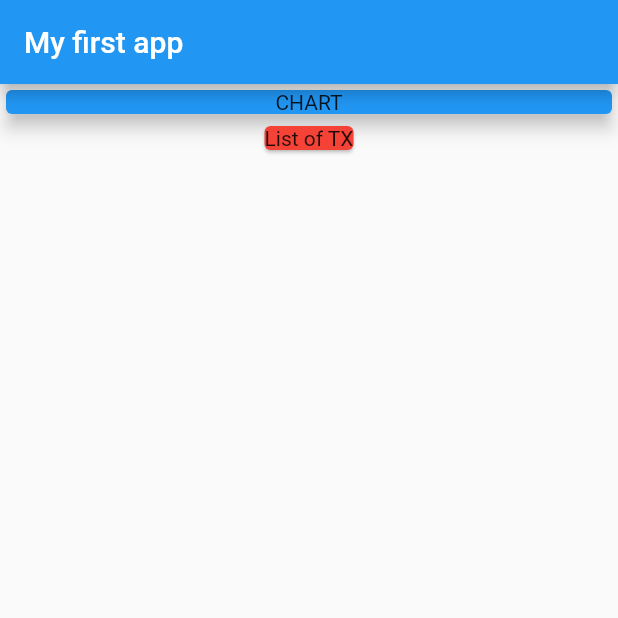
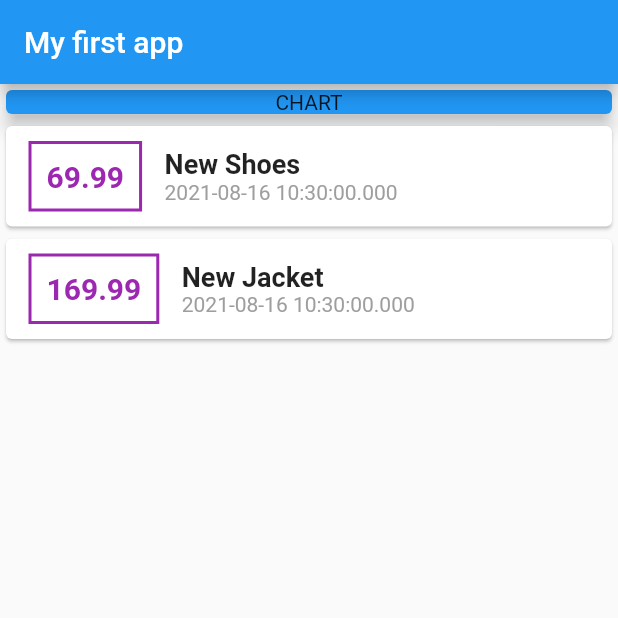
Before and after one commit to Sodment/flutter_expenses_app, a Flutter app: the screen it shows after launch, on a phone screen of 412 x 824 dp, the top half of it. Run offline on Flutter 3.47's test engine with Material 2 defaults, Android fonts, the phone set to English and light mode, and no system bars.

Commit message:
Add styling

```diff
--- a/lib/main.dart
+++ b/lib/main.dart
@@ -50,10 +50,52 @@
                 elevation: 5,
               ),
             ),
-            Card(
-              color: Colors.red,
-              child: Text('List of TX'),
-            ),
+            Column(
+              children: transactions.map((tx) {
+                return Card(
+                  child: Row(
+                    children: <Widget>[
+                      Container(
+                        margin:
+                            EdgeInsets.symmetric(vertical: 10, horizontal: 15),
+                        child: Text(
+                          tx.amount.toString(),
+                          style: TextStyle(
+                            fontWeight: FontWeight.bold,
+                            fontSize: 20,
+                            color: Colors.purple,
+                          ),
+                        ),
+                        decoration: BoxDecoration(
+                            border: Border.all(
+                          color: Colors.purple,
+                          width: 2,
+                        )),
+                        padding: EdgeInsets.all(10),
+                      ),
+                      Column(
+                        crossAxisAlignment: CrossAxisAlignment.start,
+                        children: [
+                          Text(
+                            tx.title,
+                            style: TextStyle(
+                              fontWeight: FontWeight.bold,
+                              fontSize: 18,
+                            ),
+                          ),
+                          Text(
+                            tx.date.toString(),
+                            style: TextStyle(
+                              color: Colors.grey,
+                            ),
+                          ),
+                        ],
+                      )
+                    ],
+                  ),
+                );
+              }).toList(),
+            )
           ],
         ));
   }
```
